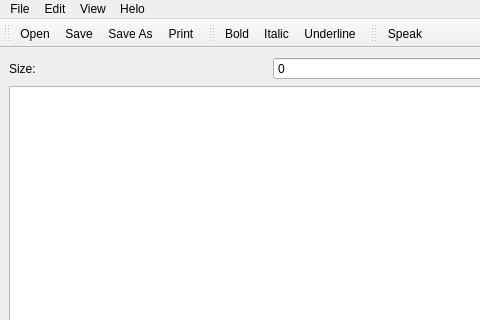
First picture: the form in mainwindow.ui, repository nyov/writetype, before the edit; both pictures show x 0 to 480 and y 0 to 320 of the 803 by 600 pixel window.
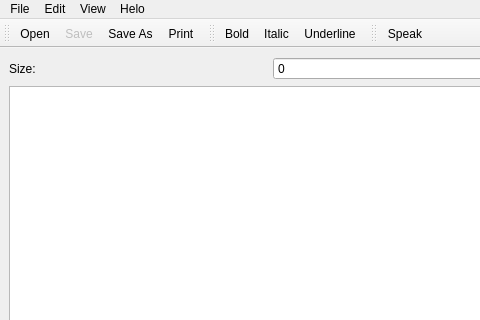
Second picture: the form after the edit. Icons and pictures are not drawn. Custom widgets are drawn as their Qt base class.

Patch:
```diff
--- a/mainwindow.ui
+++ b/mainwindow.ui
@@ -181,6 +181,9 @@
    <addaction name="actionSpeak"/>
   </widget>
   <action name="actionSave">
+   <property name="enabled">
+    <bool>false</bool>
+   </property>
    <property name="icon">
     <iconset>
      <normaloff>res/filesave.png</normaloff>res/filesave.png</iconset>
```
Left out of the diff: 6 changed lines with no effect on the pictures.
